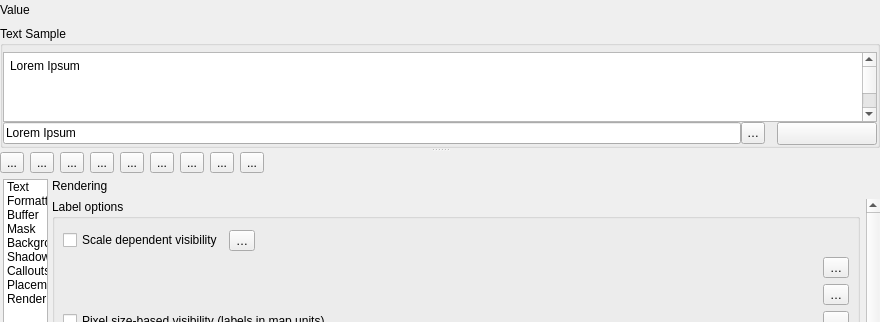
The window that src/ui/qgstextformatwidgetbase.ui (qgis/QGIS) describes before a commit, drawn with Qt 5; both pictures show x 0 to 880 and y 0 to 322 of the 880 by 589 pixel window.
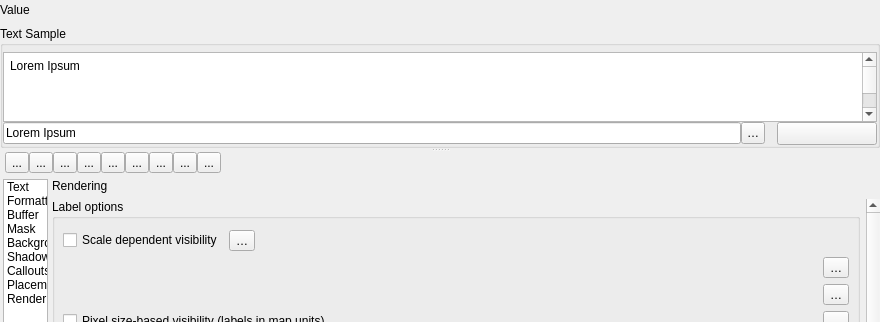
The same window after the commit. The open tabs and pages were chosen to show the change. Icons and pictures are not drawn. Custom widgets are drawn as their Qt base class.

Commit message: 0 spacing in the layout

Patch:
```diff
--- a/src/ui/qgstextformatwidgetbase.ui
+++ b/src/ui/qgstextformatwidgetbase.ui
@@ -6616,6 +6616,12 @@
           </item>
           <item row="0" column="0">
            <layout class="QGridLayout" name="gridLayout_48">
+            <property name="leftMargin">
+             <number>5</number>
+            </property>
+            <property name="horizontalSpacing">
+             <number>0</number>
+            </property>
             <item row="0" column="7">
              <widget class="QToolButton" name="mPlacementButton">
               <property name="text">
```
Left out of the diff: 36 changed lines with no effect on the pictures.
